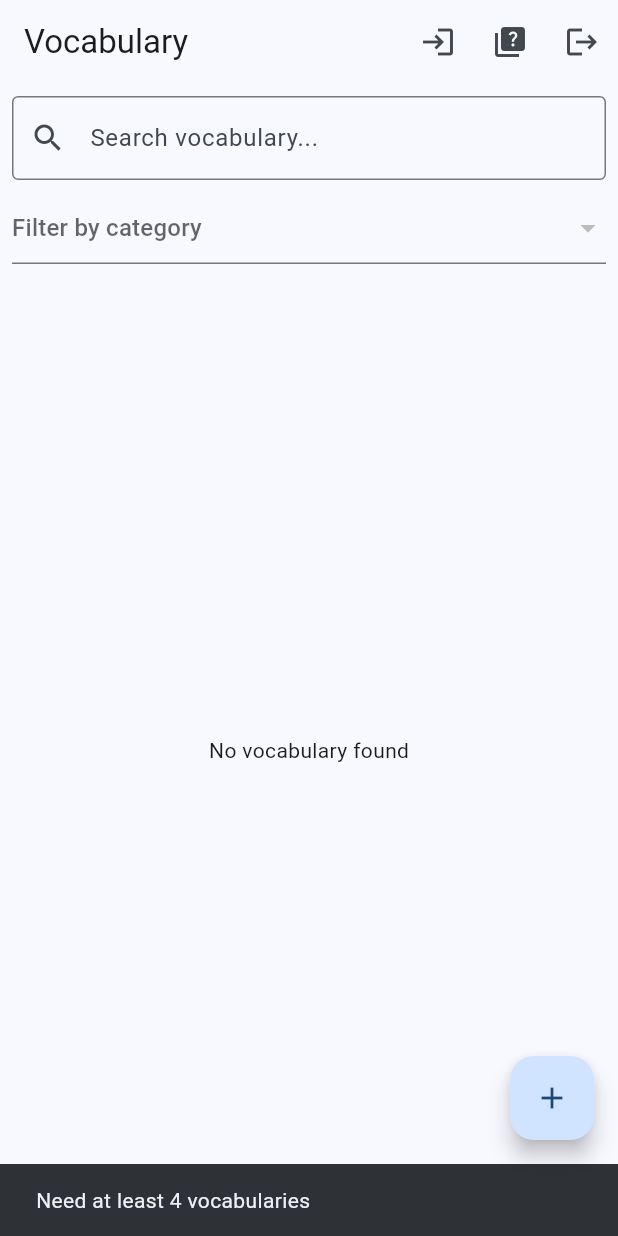
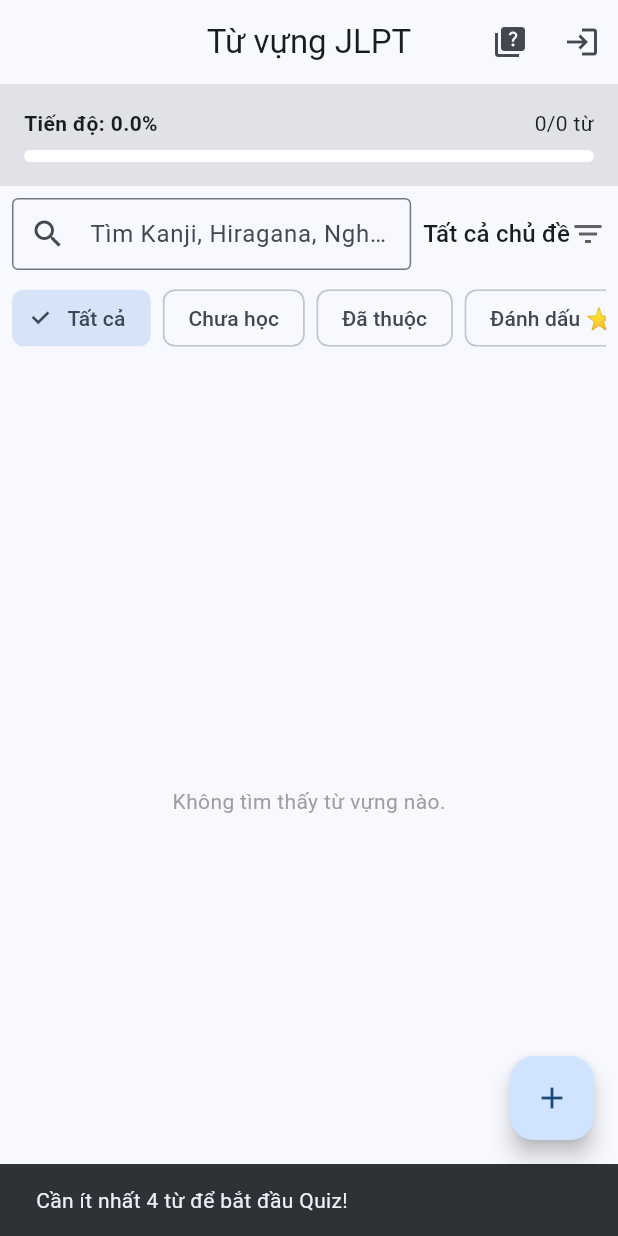
Before and after one commit to feed6789/nihongo-learning-app, a Flutter app: the screen it shows after launch, after a tap on the "quiz" icon, on a phone screen of 412 x 824 dp. Run offline on Flutter 3.47's test engine with Material 3 defaults, Android fonts, the phone set to English and light mode, and no system bars; our stand-ins replace drift, supabase_flutter; accounts and stored records are empty; generated files the repository leaves out were written again.

```diff
--- a/lib/features/vocabulary/presentation/pages/vocabulary_list_page.dart
+++ b/lib/features/vocabulary/presentation/pages/vocabulary_list_page.dart
@@ -1,16 +1,16 @@
+// lib/features/vocabulary/presentation/pages/vocabulary_list_page.dart
+
 import 'package:flutter/material.dart';
+import 'package:nihongo_app/core/ultis/auth_helper.dart';
 import 'package:nihongo_app/features/auth/presentation/login_page.dart';
 import 'package:nihongo_app/features/vocabulary/data/datasources/category_remote_datasource.dart';
+import 'package:nihongo_app/features/vocabulary/data/datasources/vocabulary_remote_datasource.dart';
 import 'package:nihongo_app/features/vocabulary/data/models/category_model.dart';
+import 'package:nihongo_app/features/vocabulary/data/models/vocabulary.dart';
+import 'package:nihongo_app/features/vocabulary/data/repositories/vocabulary_repository.dart';
+import 'package:nihongo_app/features/vocabulary/presentation/pages/vocabulary_form_page.dart';
 import 'package:nihongo_app/features/vocabulary/presentation/pages/vocabulary_quiz_page.dart';
 import 'package:supabase_flutter/supabase_flutter.dart';
-import 'package:nihongo_app/core/ultis/auth_helper.dart';
-
-import '../../data/datasources/vocabulary_remote_datasource.dart';
-import '../../data/repositories/vocabulary_repository.dart';
-// import '../../data/models/vocabulary_model.dart';
-import 'vocabulary_form_page.dart';
-import '../../data/models/vocabulary.dart';
 
 class VocabularyListPage extends StatefulWidget {
   const VocabularyListPage({super.key});
@@ -21,285 +21,362 @@ class VocabularyListPage extends StatefulWidget {
 
 class _VocabularyListPageState extends State<VocabularyListPage> {
   late final VocabularyRepository repository;
+
+  // Data States
   List<Vocabulary> allList = [];
   List<Vocabulary> filteredList = [];
   List<CategoryModel> categories = [];
 
+  // UI States
   bool isLoading = true;
   int? selectedCategoryId;
   String searchText = '';
+  String filterType = 'all'; // 'all', 'unlearned', 'learned', 'favorite'
 
   @override
   void initState() {
     super.initState();
-    CategoryRemoteDatasource().getVocabularyCategories().then((value) {
-      setState(() {
-        categories = value;
-      });
-    });
     repository = VocabularyRepository(VocabularyRemoteDatasource());
-    loadVocabulary();
+    _loadCategories();
+    _loadVocabulary();
   }
 
-  void showLoginHint() {
+  Future<void> _loadCategories() async {
+    final result = await CategoryRemoteDatasource().getVocabularyCategories();
+    setState(() {
+      categories = result;
+    });
+  }
+
+  Future<void> _loadVocabulary() async {
+    setState(() => isLoading = true);
+    final data = await repository.getAll();
+    if (mounted) {
+      setState(() {
+        allList = data;
+        _applyFilter();
+        isLoading = false;
+      });
+    }
+  }
+
+  // Tính toán tiến độ học tập
+  double get _progress {
+    if (allList.isEmpty) return 0.0;
+    final learnedCount = allList.where((v) => v.isLearned).length;
+    return learnedCount / allList.length;
+  }
+
+  void _showLoginHint() {
     ScaffoldMessenger.of(context).showSnackBar(
       SnackBar(
-        content: const Text('Login to sync your progress'),
+        content: const Text('Vui lòng đăng nhập để lưu tiến độ học!'),
         action: SnackBarAction(
-          label: 'Login',
-          onPressed: () {
-            Navigator.push(
+          label: 'Đăng nhập',
+          onPressed: () => Navigator.push(
             context,
             MaterialPageRoute(builder: (_) => const LoginPage()),
-            );
-          },
+          ),
         ),
       ),
     );
   }
 
-  Future<void> loadVocabulary() async {
-    setState(() => isLoading = true);
-
-    final data = await repository.getAll();
-
-    setState(() {
-      allList = data;
-      applyFilter();
-      isLoading = false;
-    });
-  }
-
   @override
   Widget build(BuildContext context) {
+    final user = AuthHelper.currentUser;
+
     return Scaffold(
       appBar: AppBar(
-        title: const Text('Vocabulary'),
+        title: const Text('Từ vựng JLPT'),
+        centerTitle: true,
         actions: [
-          Builder(
-            builder: (context) {
-              final user = Supabase.instance.client.auth.currentUser;
-
-              if (user == null) {
-                return IconButton(
-                  icon: const Icon(Icons.login),
-                  tooltip: 'Login to sync',
-                  onPressed: () {
-                    Navigator.push(
-                      context,
-                      MaterialPageRoute(builder: (_) => const LoginPage()),
-                    );
-                  },
-                );
-              } else {
-                return IconButton(
-                  icon: const Icon(Icons.logout),
-                  onPressed: () async {
-                    await Supabase.instance.client.auth.signOut();
-                    ScaffoldMessenger.of(
-                      context,
-                    ).showSnackBar(const SnackBar(content: Text('Logged out')));
-                  },
-                );
-              }
-            },
-          ),
           IconButton(
             icon: const Icon(Icons.quiz),
+            tooltip: 'Ôn tập',
             onPressed: () {
-              // chặn khi ít vocab
-              if (allList.length < 4) {
+              // Logic Quiz: Chỉ lấy những từ chưa thuộc hoặc yêu thích để ôn
+              final quizList = allList.where((v) => !v.isLearned || v.isFavorite).toList();
+
+              if (quizList.length < 4) {
                 ScaffoldMessenger.of(context).showSnackBar(
-                  const SnackBar(content: Text('Need at least 4 vocabularies')),
+                  const SnackBar(content: Text('Cần ít nhất 4 từ để bắt đầu Quiz!')),
                 );
                 return;
               }
 
               Navigator.push(
                 context,
-                MaterialPageRoute(
-                  builder:
-                      (_) => VocabularyQuizPage(
-                        vocabList: allList.where((v) => !v.isLearned).toList(),
-                      ),
-                ),
+                MaterialPageRoute(builder: (_) => VocabularyQuizPage(vocabList: quizList)),
               );
             },
           ),
+          if (user == null)
+            IconButton(
+              icon: const Icon(Icons.login),
+              onPressed: () => Navigator.push(
+                  context, MaterialPageRoute(builder: (_) => const LoginPage())),
+            )
+          else
             IconButton(
               icon: const Icon(Icons.logout),
               onPressed: () async {
                 await Supabase.instance.client.auth.signOut();
+                if(mounted) _loadVocabulary(); // Reload lại data dạng Guest
               },
             ),
         ],
       ),
-
       body: Column(
         children: [
+          // 1. THANH TIẾN ĐỘ & THỐNG KÊ
+          Container(
+            padding: const EdgeInsets.all(16),
+            color: Theme.of(context).colorScheme.surfaceContainerHighest,
+            child: Column(
+              crossAxisAlignment: CrossAxisAlignment.start,
+              children: [
+                Row(
+                  mainAxisAlignment: MainAxisAlignment.spaceBetween,
+                  children: [
+                    Text(
+                      'Tiến độ: ${( _progress * 100).toStringAsFixed(1)}%',
+                      style: const TextStyle(fontWeight: FontWeight.bold),
+                    ),
+                    Text('${allList.where((v) => v.isLearned).length}/${allList.length} từ'),
+                  ],
+                ),
+                const SizedBox(height: 8),
+                LinearProgressIndicator(
+                  value: _progress,
+                  minHeight: 8,
+                  borderRadius: BorderRadius.circular(4),
+                  backgroundColor: Colors.white,
+                  color: Colors.green,
+                ),
+              ],
+            ),
+          ),
+
+          // 2. BỘ LỌC & TÌM KIẾM
           Padding(
-            padding: const EdgeInsets.all(8),
+            padding: const EdgeInsets.all(8.0),
+            child: Column(
+              children: [
+                Row(
+                  children: [
+                    Expanded(
                       child: TextField(
                         decoration: const InputDecoration(
                           prefixIcon: Icon(Icons.search),
-                hintText: 'Search vocabulary...',
+                          hintText: 'Tìm Kanji, Hiragana, Nghĩa...',
+                          contentPadding: EdgeInsets.symmetric(vertical: 0, horizontal: 10),
                           border: OutlineInputBorder(),
                         ),
                         onChanged: (value) {
                           searchText = value;
-                applyFilter();
+                          _applyFilter();
                         },
                       ),
                     ),
-          Padding(
-            padding: const EdgeInsets.symmetric(horizontal: 8),
-            child: DropdownButtonFormField<int>(
+                    const SizedBox(width: 8),
+                    // Dropdown Category rút gọn
+                    DropdownButton<int>(
                       value: selectedCategoryId,
-              hint: const Text('Filter by category'),
-              items:
-                  categories
-                      .map(
-                        (c) =>
-                            DropdownMenuItem(value: c.id, child: Text(c.title)),
-                      )
-                      .toList(),
+                      hint: const Text('Chủ đề'),
+                      underline: Container(), // Bỏ gạch chân mặc định
+                      icon: const Icon(Icons.filter_list),
+                      items: [
+                        const DropdownMenuItem(value: null, child: Text('Tất cả chủ đề')),
+                        ...categories.map((c) => DropdownMenuItem(value: c.id, child: Text(c.title))),
+                      ],
                       onChanged: (value) {
+                        setState(() {
                           selectedCategoryId = value;
-                applyFilter();
+                          _applyFilter();
+                        });
                       },
+                    ),
+                  ],
+                ),
+                const SizedBox(height: 8),
+                // Filter Chips (Tab lọc trạng thái)
+                SingleChildScrollView(
+                  scrollDirection: Axis.horizontal,
+                  child: Row(
+                    children: [
+                      _buildFilterChip('all', 'Tất cả'),
+                      _buildFilterChip('unlearned', 'Chưa học'),
+                      _buildFilterChip('learned', 'Đã thuộc'),
+                      _buildFilterChip('favorite', 'Đánh dấu ⭐'),
+                    ],
+                  ),
+                ),
+              ],
             ),
           ),
 
+          // 3. DANH SÁCH TỪ VỰNG
           Expanded(
-            child:
-                isLoading
+            child: isLoading
                 ? const Center(child: CircularProgressIndicator())
                 : filteredList.isEmpty
-                    ? const Center(child: Text('No vocabulary found'))
-                    : ListView.builder(
+                    ? const Center(child: Text('Không tìm thấy từ vựng nào.', style: TextStyle(color: Colors.grey)))
+                    : ListView.separated(
+                        padding: const EdgeInsets.only(bottom: 80),
                         itemCount: filteredList.length,
+                        separatorBuilder: (c, i) => const Divider(height: 1),
                         itemBuilder: (context, index) {
                           final v = filteredList[index];
-                        return ListTile(
-                          leading: IconButton(
-                            icon: Icon(
-                              v.isLearned
-                                  ? Icons.check_circle
-                                  : Icons.radio_button_unchecked,
-                              color: v.isLearned ? Colors.green : Colors.grey,
-                            ),
-                            onPressed: () async {
-                              if (AuthHelper.isGuest) {
-                                showLoginHint();
-                                return;
-                              }
-
-                              await repository.toggleLearned(
-                                v.id,
-                                !v.isLearned,
-                              );
-                              loadVocabulary();
-                            },
-                          ),
-                          title: Text(
-                            v.kanji.isNotEmpty ? v.kanji : v.hiragana,
-                          ),
-                          subtitle: Text('${v.meaningEn} / ${v.meaningVn}'),
-                          trailing: IconButton(
-                            icon: Icon(
-                              v.isFavorite ? Icons.star : Icons.star_border,
-                              color: v.isFavorite ? Colors.amber : null,
-                            ),
-                            onPressed: () async {
-                              await repository.toggleFavorite(
-                                v.id,
-                                !v.isFavorite,
-                              );
-                              loadVocabulary();
-                            },
-                          ),
-
-                          onTap: () async {
-                            final result = await Navigator.push(
-                              context,
-                              MaterialPageRoute(
-                                builder: (_) => VocabularyFormPage(vocab: v),
-                              ),
-                            );
-                            if (result == true) {
-                              loadVocabulary();
-                            }
-                          },
-                          onLongPress: () async {
-                            final ok = await showDialog<bool>(
-                              context: context,
-                              builder:
-                                  (_) => AlertDialog(
-                                    title: const Text('Delete'),
-                                    content: const Text(
-                                      'Delete this vocabulary?',
-                                    ),
-                                    actions: [
-                                      TextButton(
-                                        onPressed:
-                                            () => Navigator.pop(context, false),
-                                        child: const Text('Cancel'),
-                                      ),
-                                      TextButton(
-                                        onPressed:
-                                            () => Navigator.pop(context, true),
-                                        child: const Text('Delete'),
-                                      ),
-                                    ],
-                                  ),
-                            );
-                            if (ok == true) {
-                              await repository.delete(v.id);
-                              loadVocabulary();
-                            }
-                          },
-                        );
+                          return _buildVocabularyItem(v);
                         },
                       ),
           ),
         ],
       ),
 
+      // Nút thêm từ (Chỉ hiện nếu Admin hoặc User thích thêm private note - tùy logic sau này)
       floatingActionButton: FloatingActionButton(
         onPressed: () async {
+          if (AuthHelper.isGuest) {
+            _showLoginHint();
+            return;
+          }
           final result = await Navigator.push(
             context,
             MaterialPageRoute(builder: (_) => const VocabularyFormPage()),
           );
-
-          if (result == true) {
-            loadVocabulary();
-          }
+          if (result == true) _loadVocabulary();
         },
         child: const Icon(Icons.add),
       ),
     );
   }
 
-  void applyFilter() {
-    filteredList =
-        allList.where((v) {
-          final matchCategory =
-              selectedCategoryId == null || v.categoryId == selectedCategoryId;
+  // Widget con: Filter Chip
+  Widget _buildFilterChip(String type, String label) {
+    final isSelected = filterType == type;
+    return Padding(
+      padding: const EdgeInsets.only(right: 8),
+      child: ChoiceChip(
+        label: Text(label),
+        selected: isSelected,
+        onSelected: (selected) {
+          if (selected) {
+            setState(() {
+              filterType = type;
+              _applyFilter();
+            });
+          }
+        },
+      ),
+    );
+  }
 
+  // Widget con: Dòng từ vựng
+  Widget _buildVocabularyItem(Vocabulary v) {
+    return ListTile(
+      contentPadding: const EdgeInsets.symmetric(horizontal: 16, vertical: 4),
+      tileColor: v.isLearned ? Colors.green.withValues(alpha: 0.1) : null, // Highlight nhẹ nếu đã thuộc
+      leading: IconButton(
+        icon: Icon(
+          v.isLearned ? Icons.check_circle : Icons.circle_outlined,
+          color: v.isLearned ? Colors.green : Colors.grey,
+          size: 28,
+        ),
+        onPressed: () async {
+          if (AuthHelper.isGuest) {
+            _showLoginHint();
+            return;
+          }
+          // Optimistic UI Update: Cập nhật UI trước khi gọi API để app mượt hơn
+          setState(() {
+             // Tìm và sửa trực tiếp trong allList để ko cần reload lại API
+             final index = allList.indexWhere((item) => item.id == v.id);
+             if (index != -1) {
+               allList[index] = Vocabulary(
+                 id: v.id, categoryId: v.categoryId, kanji: v.kanji, hiragana: v.hiragana,
+                 romaji: v.romaji, meaningVn: v.meaningVn, meaningEn: v.meaningEn,
+                 isFavorite: v.isFavorite, isLearned: !v.isLearned // Toggle
+               );
+               _applyFilter(); // Filter lại list hiển thị
+             }
+          });
+
+          // Gọi API ngầm bên dưới
+          await repository.toggleLearned(v.id, !v.isLearned);
+        },
+      ),
+      title: Row(
+        crossAxisAlignment: CrossAxisAlignment.baseline,
+        textBaseline: TextBaseline.alphabetic,
+        children: [
+          Text(
+            v.kanji.isNotEmpty ? v.kanji : v.hiragana,
+            style: const TextStyle(fontSize: 18, fontWeight: FontWeight.bold),
+          ),
+          if (v.kanji.isNotEmpty) ...[
+            const SizedBox(width: 8),
+            Text('(${v.hiragana})', style: const TextStyle(color: Colors.grey)),
+          ]
+        ],
+      ),
+      subtitle: Text(
+        '${v.meaningVn} / ${v.meaningEn}',
+        maxLines: 2,
+        overflow: TextOverflow.ellipsis,
+      ),
+      trailing: IconButton(
+        icon: Icon(
+          v.isFavorite ? Icons.star : Icons.star_border,
+          color: v.isFavorite ? Colors.amber : Colors.grey,
+        ),
+        onPressed: () async {
+           if (AuthHelper.isGuest) {
+            _showLoginHint();
+            return;
+          }
+          setState(() {
+             final index = allList.indexWhere((item) => item.id == v.id);
+             if (index != -1) {
+               allList[index] = Vocabulary(
+                 id: v.id, categoryId: v.categoryId, kanji: v.kanji, hiragana: v.hiragana,
+                 romaji: v.romaji, meaningVn: v.meaningVn, meaningEn: v.meaningEn,
+                 isFavorite: !v.isFavorite, // Toggle
+                 isLearned: v.isLearned
+               );
+               _applyFilter();
+             }
+          });
+          await repository.toggleFavorite(v.id, !v.isFavorite);
+        },
+      ),
+      onTap: () {
+        // Mở chi tiết (Sẽ làm sau)
+      },
+    );
+  }
+
+  void _applyFilter() {
+    filteredList = allList.where((v) {
+      // 1. Lọc theo Category
+      final matchCategory = selectedCategoryId == null || v.categoryId == selectedCategoryId;
+
+      // 2. Lọc theo Search Text
       final text = searchText.toLowerCase();
-
-          final matchSearch =
-              text.isEmpty ||
+      final matchSearch = text.isEmpty ||
           v.kanji.toLowerCase().contains(text) ||
           v.hiragana.toLowerCase().contains(text) ||
-              v.romaji.toLowerCase().contains(text) ||
-              v.meaningEn.toLowerCase().contains(text) ||
-              v.meaningVn.toLowerCase().contains(text);
+          v.meaningVn.toLowerCase().contains(text) ||
+          v.meaningEn.toLowerCase().contains(text);
 
-          return matchCategory && matchSearch;
+      // 3. Lọc theo Status Tab
+      bool matchStatus = true;
+      if (filterType == 'learned') matchStatus = v.isLearned;
+      if (filterType == 'unlearned') matchStatus = !v.isLearned;
+      if (filterType == 'favorite') matchStatus = v.isFavorite;
+
+      return matchCategory && matchSearch && matchStatus;
     }).toList();
-
-    setState(() {});
   }
 }
```
Also changed, not shown: pubspec.lock, 1 other file. Lines whose indentation alone changed are shown as unchanged.
